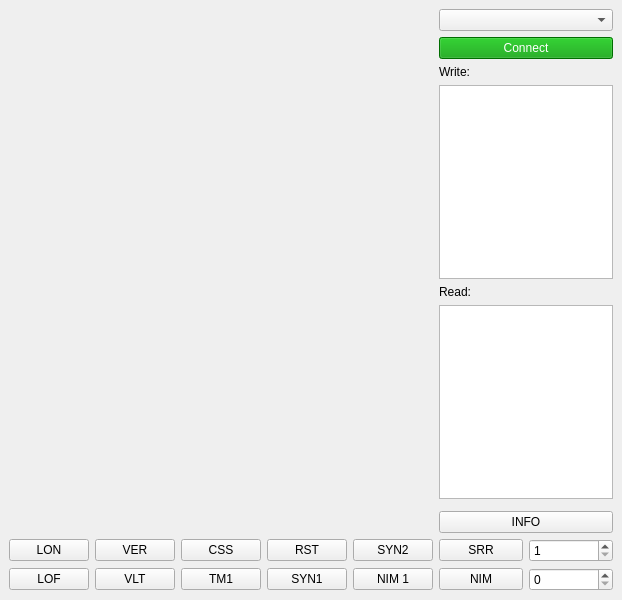
This is ocounter.ui in eugenezador/OCounter as Qt 5 draws it before an edit. The edited form follows.
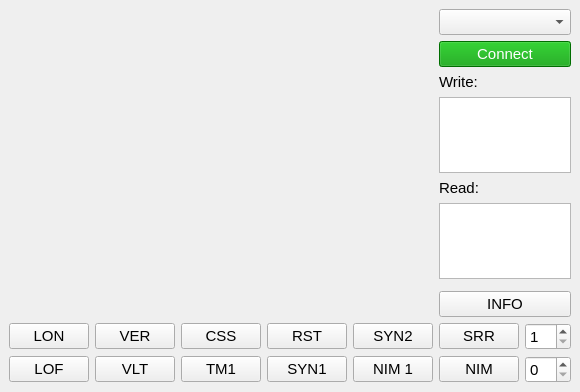
This is the edited form. Custom widgets are drawn as their Qt base class.

Patch:
```diff
--- a/ocounter.ui
+++ b/ocounter.ui
@@ -6,8 +6,8 @@
    <rect>
     <x>0</x>
     <y>0</y>
-    <width>622</width>
-    <height>600</height>
+    <width>580</width>
+    <height>392</height>
    </rect>
   </property>
   <property name="windowTitle">
@@ -27,6 +27,12 @@
     </item>
     <item row="1" column="5">
      <widget class="QPushButton" name="connected">
+      <property name="font">
+       <font>
+        <pointsize>11</pointsize>
+        <bold>false</bold>
+       </font>
+      </property>
       <property name="styleSheet">
        <string notr="true">QPushButton {
   
@@ -44,18 +50,34 @@
      <layout class="QHBoxLayout" name="horizontalLayout_2">
       <item>
        <widget class="QPushButton" name="nim">
+        <property name="font">
+         <font>
+          <pointsize>11</pointsize>
+         </font>
+        </property>
         <property name="text">
          <string>NIM</string>
         </property>
        </widget>
       </item>
       <item>
-       <widget class="QSpinBox" name="nim_spinBox"/>
+       <widget class="QSpinBox" name="nim_spinBox">
+        <property name="font">
+         <font>
+          <pointsize>11</pointsize>
+         </font>
+        </property>
+       </widget>
       </item>
      </layout>
     </item>
     <item row="9" column="0">
      <widget class="QPushButton" name="lof">
+      <property name="font">
+       <font>
+        <pointsize>11</pointsize>
+       </font>
+      </property>
       <property name="text">
        <string>LOF</string>
       </property>
@@ -63,6 +85,11 @@
     </item>
     <item row="2" column="5">
      <widget class="QLabel" name="label">
+      <property name="font">
+       <font>
+        <pointsize>11</pointsize>
+       </font>
+      </property>
       <property name="text">
        <string>Write:</string>
       </property>
@@ -70,6 +97,11 @@
     </item>
     <item row="9" column="2">
      <widget class="QPushButton" name="tm1">
+      <property name="font">
+       <font>
+        <pointsize>11</pointsize>
+       </font>
+      </property>
       <property name="text">
        <string>TM1</string>
       </property>
@@ -80,6 +112,11 @@
     </item>
     <item row="9" column="1">
      <widget class="QPushButton" name="vlt">
+      <property name="font">
+       <font>
+        <pointsize>11</pointsize>
+       </font>
+      </property>
       <property name="text">
        <string>VLT</string>
       </property>
@@ -97,6 +134,11 @@
     </item>
     <item row="9" column="4">
      <widget class="QPushButton" name="nim1">
+      <property name="font">
+       <font>
+        <pointsize>11</pointsize>
+       </font>
+      </property>
       <property name="text">
        <string>NIM 1</string>
       </property>
@@ -104,6 +146,11 @@
     </item>
     <item row="7" column="5">
      <widget class="QPushButton" name="info">
+      <property name="font">
+       <font>
+        <pointsize>11</pointsize>
+       </font>
+      </property>
       <property name="text">
        <string>INFO</string>
       </property>
@@ -111,6 +158,11 @@
     </item>
     <item row="8" column="1">
      <widget class="QPushButton" name="ver">
+      <property name="font">
+       <font>
+        <pointsize>11</pointsize>
+       </font>
+      </property>
       <property name="text">
        <string>VER</string>
       </property>
@@ -120,6 +172,11 @@
      <layout class="QHBoxLayout" name="horizontalLayout">
       <item>
        <widget class="QPushButton" name="srr">
+        <property name="font">
+         <font>
+          <pointsize>11</pointsize>
+         </font>
+        </property>
         <property name="text">
          <string>SRR</string>
         </property>
@@ -127,6 +184,11 @@
       </item>
       <item>
        <widget class="QSpinBox" name="srr_spinBox">
+        <property name="font">
+         <font>
+          <pointsize>11</pointsize>
+         </font>
+        </property>
         <property name="minimum">
          <number>1</number>
         </property>
@@ -139,16 +201,32 @@
     </item>
     <item row="9" column="3">
      <widget class="QPushButton" name="syn1">
+      <property name="font">
+       <font>
+        <pointsize>11</pointsize>
+       </font>
+      </property>
       <property name="text">
        <string>SYN1</string>
       </property>
      </widget>
     </item>
     <item row="0" column="5">
-     <widget class="QComboBox" name="portName"/>
+     <widget class="QComboBox" name="portName">
+      <property name="font">
+       <font>
+        <pointsize>11</pointsize>
+       </font>
+      </property>
+     </widget>
     </item>
     <item row="8" column="2">
      <widget class="QPushButton" name="css">
+      <property name="font">
+       <font>
+        <pointsize>11</pointsize>
+       </font>
+      </property>
       <property name="text">
        <string>CSS</string>
       </property>
@@ -156,6 +234,11 @@
     </item>
     <item row="8" column="0">
      <widget class="QPushButton" name="lon">
+      <property name="font">
+       <font>
+        <pointsize>11</pointsize>
+       </font>
+      </property>
       <property name="text">
        <string>LON</string>
       </property>
@@ -163,6 +246,11 @@
     </item>
     <item row="4" column="5">
      <widget class="QLabel" name="label_2">
+      <property name="font">
+       <font>
+        <pointsize>11</pointsize>
+       </font>
+      </property>
       <property name="text">
        <string>Read:</string>
       </property>
@@ -170,6 +258,11 @@
     </item>
     <item row="8" column="4">
      <widget class="QPushButton" name="syn2">
+      <property name="font">
+       <font>
+        <pointsize>11</pointsize>
+       </font>
+      </property>
       <property name="text">
        <string>SYN2</string>
       </property>
@@ -177,6 +270,11 @@
     </item>
     <item row="8" column="3">
      <widget class="QPushButton" name="rst">
+      <property name="font">
+       <font>
+        <pointsize>11</pointsize>
+       </font>
+      </property>
       <property name="text">
        <string>RST</string>
       </property>
```
